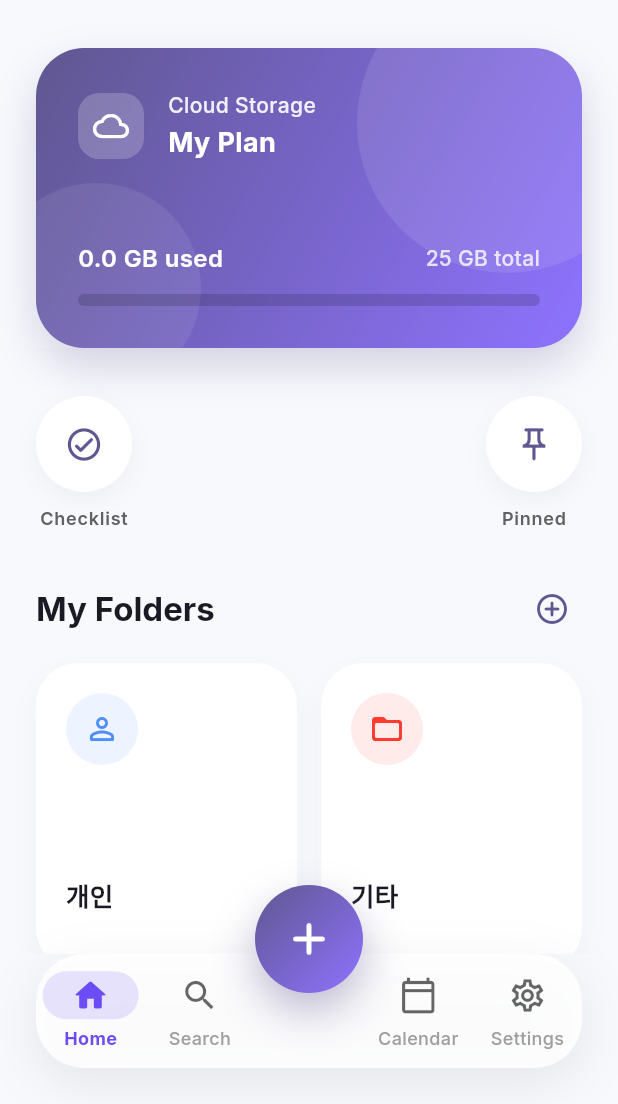
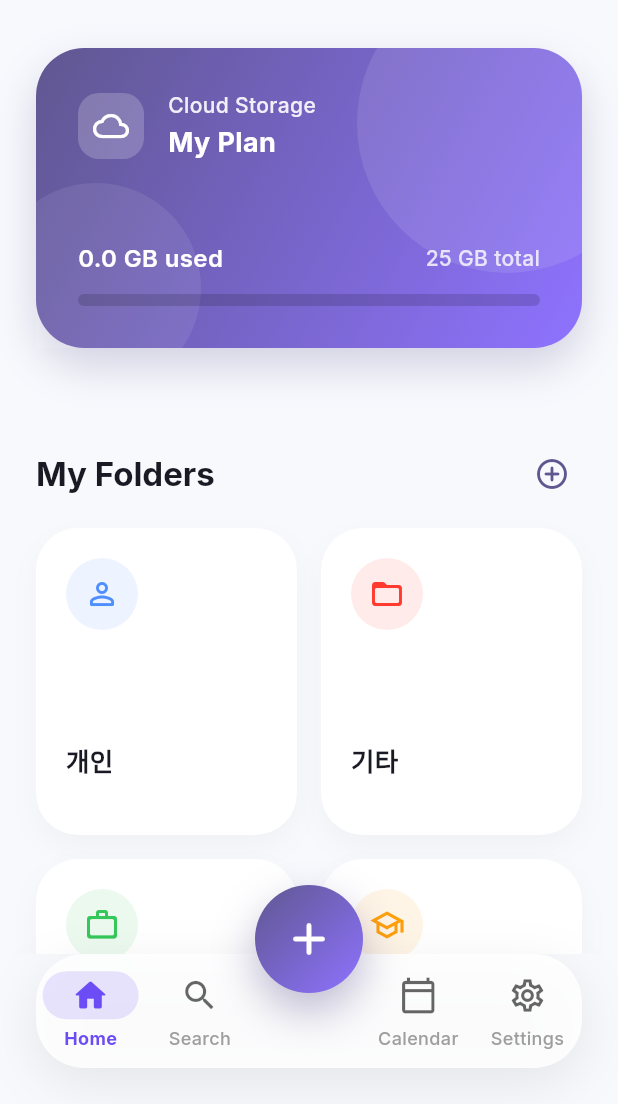
Before and after one commit to sangheonkimme/simple_note_app, a Flutter app: the screen it shows after launch, after a tap on "Sign In", after a tap on "Continue with Google", on a phone screen of 412 x 824 dp, the part 132-1236 px from its top. Run offline on Flutter 3.47's test engine with Material 3 defaults, Android fonts, the phone set to English and light mode, and no system bars; our stand-ins replace firebase_analytics, firebase_core, firebase_crashlytics, flutter_native_splash, flutter_riverpod, flutter_secure_storage and 6 more; accounts and stored records are empty; generated files the repository leaves out were written again; network calls fail.

Commit message:
fix : 체크리스트, tag 버튼 지우고 Pinned 섹션 추가

```diff
--- a/lib/src/data/providers.dart
+++ b/lib/src/data/providers.dart
@@ -66,9 +66,9 @@ final allNotesStreamProvider = StreamProvider<List<Note>>((ref) {
   return noteRepository.watchAllNotes();
 });
 
-final pinnedNotesProvider = StreamProvider<List<Note>>((ref) {
+final pinnedNotesStreamProvider = StreamProvider<List<Note>>((ref) {
   final noteRepository = ref.watch(noteRepositoryProvider);
-  return noteRepository.watchAllNotes().map((notes) => notes.where((note) => note.pinned).toList());
+  return noteRepository.watchPinnedNotes();
 });
 
 final notesInFolderProvider = StreamProvider.family<List<Note>, int>((ref, folderId) {
--- a/lib/src/data/repositories/folder_repository.dart
+++ b/lib/src/data/repositories/folder_repository.dart
@@ -28,7 +28,6 @@ class FolderRepository {
   }
 
   Stream<List<Folder>> watchAllFolders() {
-    // Use the correct Isar sort method `sortByName()` instead of `sortBy('name')`
     return isar.folders.where().sortByName().watch(fireImmediately: true);
   }
 }
--- a/lib/src/features/notes/presentation/home_screen.dart
+++ b/lib/src/features/notes/presentation/home_screen.dart
@@ -5,7 +5,6 @@ import 'package:novita/src/data/models/note.dart';
 import 'package:novita/src/data/providers.dart';
 import 'package:novita/src/features/notes/presentation/folder_notes_screen.dart';
 import 'package:novita/src/features/notes/presentation/note_editor_screen.dart';
-import 'package:novita/src/features/notes/presentation/pinned_notes_screen.dart';
 
 class HomeScreen extends ConsumerWidget {
   const HomeScreen({super.key});
@@ -22,45 +21,25 @@ class HomeScreen extends ConsumerWidget {
               slivers: [
                 SliverToBoxAdapter(
                   child: Padding(
-                    padding: const EdgeInsets.fromLTRB(24, 16, 24, 0),
+                    padding: const EdgeInsets.only(top: 16),
                     child: Column(
                       crossAxisAlignment: CrossAxisAlignment.start,
                       children: [
-                        const _HomeHeader(),
+                        const Padding(
+                          padding: EdgeInsets.symmetric(horizontal: 24),
+                          child: _HomeHeader(),
+                        ),
                         const SizedBox(height: 32),
-                        const AvailableSpaceCard(),
+                        const Padding(
+                          padding: EdgeInsets.symmetric(horizontal: 24),
+                          child: AvailableSpaceCard(),
+                        ),
                         const SizedBox(height: 32),
-                        _HomeActionRow(actions: [
-                          _QuickAction(
-                            icon: Icons.check_circle_outline_rounded,
-                            label: 'Checklist',
-                            onTap: () {
-                              Navigator.push(
-                                context,
-                                MaterialPageRoute(
-                                  builder: (_) => const NoteEditorScreen(
-                                    initialNoteType: NoteType.checklist,
-                                  ),
-                                ),
-                              );
-                            },
-                          ),
-                          _QuickAction(
-                            icon: Icons.push_pin_outlined,
-                            label: 'Pinned',
-                            onTap: () {
-                              Navigator.push(
-                                context,
-                                MaterialPageRoute(
-                                  builder: (_) => const PinnedNotesScreen(),
-                                ),
-                              );
-                            },
-                          ),
-
-                        ]),
+                        const _PinnedNotesSection(), // Pinned notes horizontal slider
                         const SizedBox(height: 32),
-                        Row(
+                        Padding(
+                          padding: const EdgeInsets.symmetric(horizontal: 24),
+                          child: Row(
                             mainAxisAlignment: MainAxisAlignment.spaceBetween,
                             children: [
                               Text(
@@ -75,6 +54,7 @@ class HomeScreen extends ConsumerWidget {
                                 ),
                               ),
                             ],
+                          ),
                         ),
                         const SizedBox(height: 16),
                       ],
@@ -360,6 +340,106 @@ class AvailableSpaceCard extends ConsumerWidget {
   }
 }
 
+class _PinnedNotesSection extends ConsumerWidget {
+  const _PinnedNotesSection();
+
+  @override
+  Widget build(BuildContext context, WidgetRef ref) {
+    final pinnedNotesAsync = ref.watch(pinnedNotesStreamProvider);
+
+    return pinnedNotesAsync.when(
+      data: (notes) {
+        if (notes.isEmpty) {
+          return const SizedBox.shrink(); // Don't show the section if there are no pinned notes
+        }
+        return Column(
+          crossAxisAlignment: CrossAxisAlignment.start,
+          children: [
+            Padding(
+              padding: const EdgeInsets.symmetric(horizontal: 24),
+              child: Text(
+                'Pinned Notes',
+                style: Theme.of(context).textTheme.titleLarge,
+              ),
+            ),
+            const SizedBox(height: 16),
+            SizedBox(
+              height: 140, // Height for the horizontal list
+              child: ListView.builder(
+                scrollDirection: Axis.horizontal,
+                itemCount: notes.length,
+                itemBuilder: (context, index) {
+                  final note = notes[index];
+                  return Padding(
+                    padding: EdgeInsets.only(
+                      left: index == 0 ? 24 : 16,
+                      right: index == notes.length - 1 ? 24 : 0,
+                    ),
+                    child: _PinnedNoteCard(note: note),
+                  );
+                },
+              ),
+            ),
+          ],
+        );
+      },
+      loading: () => const SizedBox(height: 140, child: Center(child: CircularProgressIndicator())),
+      error: (e, st) => const SizedBox.shrink(), // Don't show on error either
+    );
+  }
+}
+
+class _PinnedNoteCard extends StatelessWidget {
+  const _PinnedNoteCard({required this.note});
+
+  final Note note;
+
+  @override
+  Widget build(BuildContext context) {
+    return GestureDetector(
+      onTap: () {
+        Navigator.push(
+          context,
+          MaterialPageRoute(
+            builder: (context) => NoteEditorScreen(note: note),
+          ),
+        );
+      },
+      child: Container(
+        width: 160, // Width of each card
+        decoration: BoxDecoration(
+          color: Theme.of(context).colorScheme.surfaceVariant.withOpacity(0.5),
+          borderRadius: BorderRadius.circular(24),
+        ),
+        padding: const EdgeInsets.all(16),
+        child: Column(
+          crossAxisAlignment: CrossAxisAlignment.start,
+          children: [
+            Text(
+              note.title,
+              style: Theme.of(context).textTheme.titleMedium?.copyWith(
+                fontWeight: FontWeight.bold,
+              ),
+              maxLines: 2,
+              overflow: TextOverflow.ellipsis,
+            ),
+            const SizedBox(height: 8),
+            if (note.body != null && note.body!.isNotEmpty)
+              Expanded(
+                child: Text(
+                  note.body!,
+                  style: Theme.of(context).textTheme.bodySmall,
+                  maxLines: 3,
+                  overflow: TextOverflow.ellipsis,
+                ),
+              ),
+          ],
+        ),
+      ),
+    );
+  }
+}
+
 class FolderCard extends ConsumerStatefulWidget {
   const FolderCard({super.key, required this.folder});
 
@@ -454,74 +534,3 @@ class _FolderCardState extends ConsumerState<FolderCard> {
     );
   }
 }
-
-class _QuickAction {
-  const _QuickAction({
-    required this.icon,
-    required this.label,
-    required this.onTap,
-  });
-
-  final IconData icon;
-  final String label;
-  final VoidCallback onTap;
-}
-
-class _HomeActionRow extends StatelessWidget {
-  const _HomeActionRow({required this.actions});
-
-  final List<_QuickAction> actions;
-
-  @override
-  Widget build(BuildContext context) {
-    return Row(
-      mainAxisAlignment: MainAxisAlignment.spaceBetween,
-      children: actions.map((action) => _ActionButton(action: action)).toList(),
-    );
-  }
-}
-
-class _ActionButton extends StatelessWidget {
-  const _ActionButton({required this.action});
-
-  final _QuickAction action;
-
-  @override
-  Widget build(BuildContext context) {
-    return GestureDetector(
-      onTap: action.onTap,
-      child: Column(
-        children: [
-          Container(
-            width: 64,
-            height: 64,
-            decoration: BoxDecoration(
-              color: Theme.of(context).colorScheme.surface,
-              shape: BoxShape.circle,
-              boxShadow: [
-                BoxShadow(
-                  color: Colors.black.withValues(alpha: 0.04),
-                  blurRadius: 12,
-                  offset: const Offset(0, 6),
-                ),
-              ],
-            ),
-            child: Icon(
-              action.icon,
-              color: Theme.of(context).colorScheme.primary,
-              size: 26,
-            ),
-          ),
-          const SizedBox(height: 10),
-          Text(
-            action.label,
-            style: Theme.of(context).textTheme.labelMedium?.copyWith(
-              fontWeight: FontWeight.w600,
-              color: Colors.grey.shade700,
-            ),
-          ),
-        ],
-      ),
-    );
-  }
-}
```
Also changed, not shown: lib/src/data/repositories/note_repository.dart (+10 -0 lines), pubspec.yaml (+17 -37 lines). Lines whose indentation alone changed are shown as unchanged.
